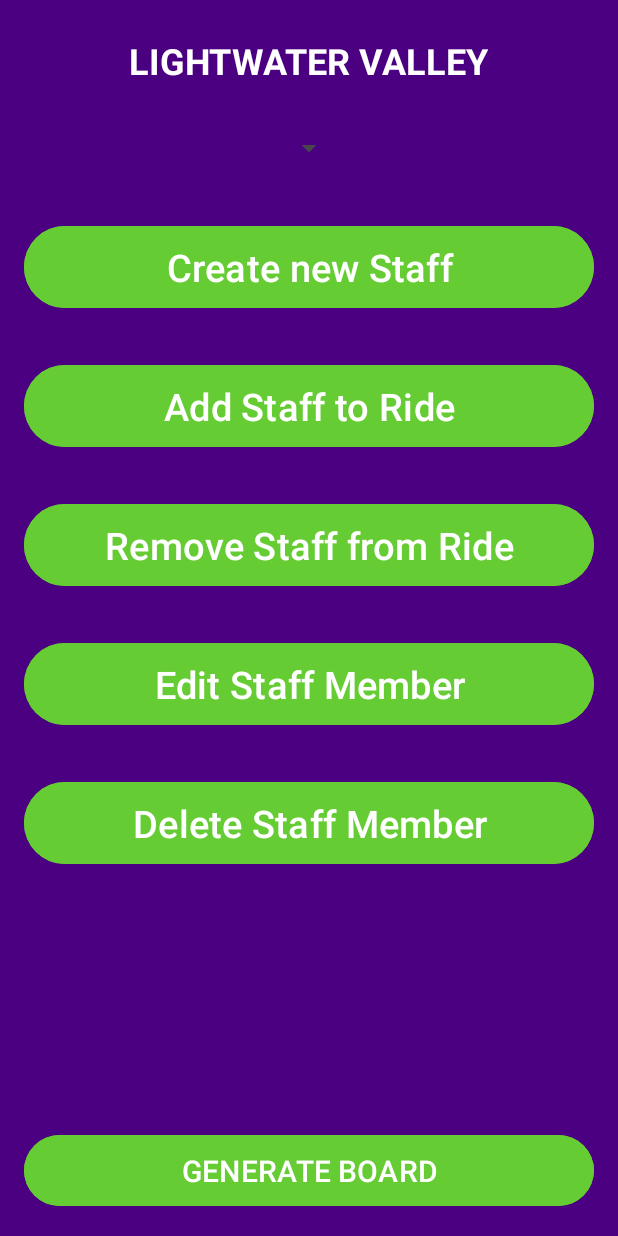
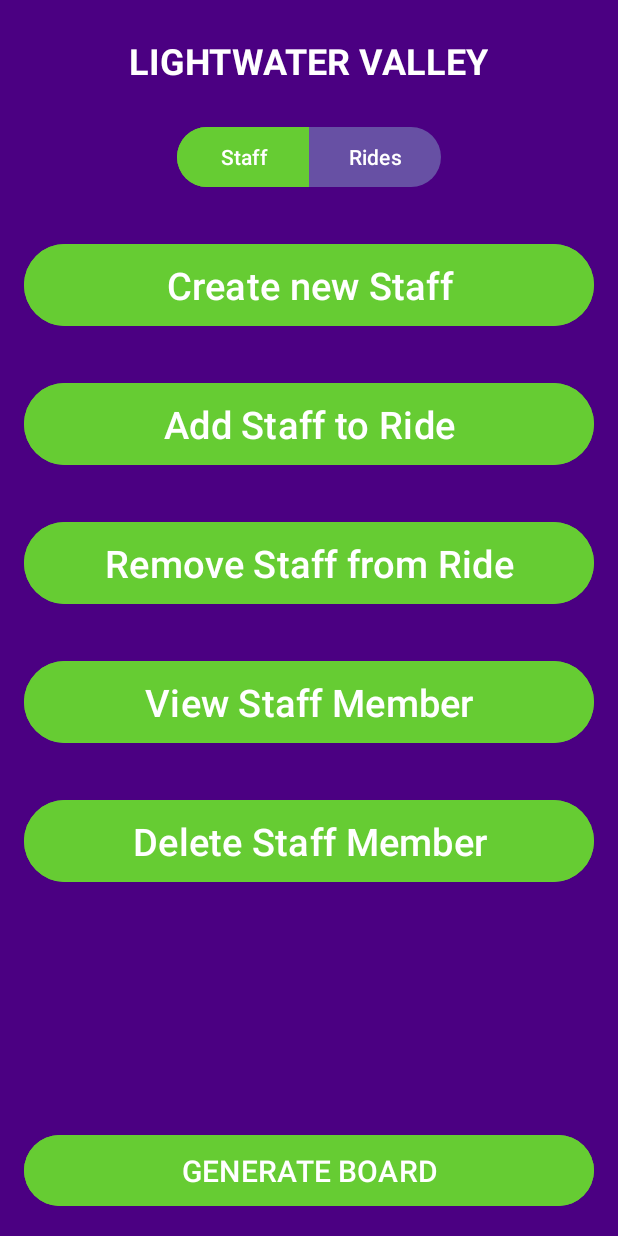
Before and after one commit to BenGrime/FInalProject, an Android app: the screen it shows after launch (MainActivity), on a phone screen of 412 x 824 dp. Run offline under Robolectric (Android 15) with nearby library versions, the phone set to English and light mode, and no system bars.

Commit message:
toggle added which changes views, ride view made

```diff
--- a/app/src/main/java/com/example/timetabler/MainActivity.kt
+++ b/app/src/main/java/com/example/timetabler/MainActivity.kt
@@ -1,13 +1,17 @@
 package com.example.timetabler
 
 import android.app.Dialog
+import android.content.res.ColorStateList
 import android.os.Bundle
 import android.view.View
 import android.view.ViewGroup
 import android.widget.Button
+import android.widget.GridLayout
 import android.widget.Toast
 import androidx.appcompat.app.AppCompatActivity
-import com.google.firebase.Timestamp
+import androidx.core.content.ContextCompat
+import com.google.android.material.button.MaterialButton
+import com.google.android.material.button.MaterialButtonToggleGroup
 
 
 class MainActivity : AppCompatActivity() {
@@ -22,10 +26,44 @@ class MainActivity : AppCompatActivity() {
     private lateinit var removeStaffCancel : Button
     private lateinit var removeStaffConfirm : Button
 
+    private lateinit var staffPage : GridLayout
+    private lateinit var ridesPage : GridLayout
+
+
+
     override fun onCreate(savedInstanceState: Bundle?) {
         super.onCreate(savedInstanceState)
         setContentView(R.layout.activity_main)
 
+        //THIS IS FOR THE TOGGLE
+
+        staffPage = findViewById(R.id.staffPage)
+        ridesPage = findViewById(R.id.ridesPage)
+
+        val toggleGroup = findViewById<MaterialButtonToggleGroup>(R.id.toggleGroup)
+        val staffViewButton = findViewById<MaterialButton>(R.id.staffViewButton)
+        val ridesViewButton = findViewById<MaterialButton>(R.id.ridesViewButton)
+
+        toggleGroup.addOnButtonCheckedListener { _, checkedId, isChecked ->
+            // Check if the Staff button is selected
+            if (checkedId == R.id.staffViewButton && isChecked) {
+                // Change the colors when Staff is selected
+                staffViewButton.setBackgroundTintList(ColorStateList.valueOf(ContextCompat.getColor(this, R.color.customGreen)))
+                ridesViewButton.setBackgroundTintList(ColorStateList.valueOf(ContextCompat.getColor(this, R.color.lightPurple)))
+                staffPage.visibility = View.VISIBLE
+                ridesPage.visibility = View.GONE
+            }
+            // Check if the Rides button is selected
+            else if (checkedId == R.id.ridesViewButton && isChecked) {
+                // Change the colors when Rides is selected
+                ridesViewButton.setBackgroundTintList(ColorStateList.valueOf(ContextCompat.getColor(this, R.color.customGreen)))
+                staffViewButton.setBackgroundTintList(ColorStateList.valueOf(ContextCompat.getColor(this, R.color.lightPurple)))
+                staffPage.visibility = View.GONE
+                ridesPage.visibility = View.VISIBLE
+            }
+        }
+
+        //THIS IS FOR POP UPS AND BUTTON FUNCTIONS
 
         dialog = Dialog(this)
         dialog.window?.setLayout(ViewGroup.LayoutParams.WRAP_CONTENT, ViewGroup.LayoutParams.WRAP_CONTENT)
@@ -73,8 +111,5 @@ class MainActivity : AppCompatActivity() {
             dialog.show()
 
         })
-
-
-
     }
 }
--- a/app/src/main/res/layout/activity_main.xml
+++ b/app/src/main/res/layout/activity_main.xml
@@ -6,7 +6,7 @@
     android:layout_width="match_parent"
     android:layout_height="match_parent"
     android:orientation="vertical"
-    android:background="#4B0082"
+    android:background="@color/purple"
     android:padding="16dp"
     tools:context=".MainActivity">
 
@@ -27,27 +27,46 @@
             android:layout_centerHorizontal="true"
             />
 
-        <!--add settings icon here-->
 
     </RelativeLayout>
 
     <RelativeLayout
         android:layout_width="match_parent"
         android:layout_height="wrap_content"
-        android:layout_marginTop="16dp">
+        android:layout_marginTop="16dp"
+        android:layout_gravity="center_vertical"
+        android:gravity="center">
 
-        <Spinner
-            android:id="@+id/viewSpinner"
+        <!-- add settings icon-->
+
+        <com.google.android.material.button.MaterialButtonToggleGroup
+            android:id="@+id/toggleGroup"
             android:layout_width="wrap_content"
             android:layout_height="wrap_content"
-            android:gravity="center"
-            android:layout_centerHorizontal="true"
-            android:padding="18dp"
-        />
+            app:singleSelection="true"
+            app:selectionRequired="true"
+            android:gravity="center">
+
+
+            <com.google.android.material.button.MaterialButton
+                android:id="@+id/staffViewButton"
+                android:layout_width="0dp"
+                android:layout_height="wrap_content"
+                android:layout_weight="1"
+                android:text="Staff"
+                android:backgroundTint="@color/customGreen"
+            android:textColor="@android:color/white"/>
+
+            <com.google.android.material.button.MaterialButton
+                android:id="@+id/ridesViewButton"
+                android:layout_width="0dp"
+                android:layout_height="wrap_content"
+                android:layout_weight="1"
+                android:text="Rides" />
+
+        </com.google.android.material.button.MaterialButtonToggleGroup>
 
         <!--add notification icon here-->
-
-
 
     </RelativeLayout>
 
@@ -56,7 +75,8 @@
         android:layout_width="match_parent"
         android:layout_height="wrap_content"
         android:orientation="vertical"
-        android:layout_marginTop="30dp">
+        android:layout_marginTop="30dp"
+        android:visibility="visible">
 
 
         <!-- Create Staff Button -->
@@ -103,7 +123,7 @@
             android:layout_width="match_parent"
             android:layout_height="wrap_content"
             android:backgroundTint="#66CC33"
-            android:text="Edit Staff Member"
+            android:text="View Staff Member"
             android:textColor="#FFFFFF"
             android:textSize="25sp"
             android:layout_marginBottom="30dp"
@@ -120,6 +140,53 @@
             android:textSize="25sp"
             android:layout_marginBottom="30dp"
             android:padding="10dp"/>
+
+    </GridLayout>
+
+    <GridLayout
+        android:id="@+id/ridesPage"
+        android:layout_width="match_parent"
+        android:layout_height="wrap_content"
+        android:orientation="vertical"
+        android:layout_marginTop="30dp"
+        android:visibility="gone">
+
+        <Button
+            android:id="@+id/createRideButton"
+            android:layout_width="match_parent"
+            android:layout_height="wrap_content"
+            android:backgroundTint="#66CC33"
+            android:text="Create Ride"
+            android:textColor="#FFFFFF"
+            android:textSize="25sp"
+            android:layout_marginBottom="30dp"
+            android:padding="10dp"
+            />
+
+        <!-- Edit Staff Button -->
+        <Button
+            android:id="@+id/viewRideButton"
+            android:layout_width="match_parent"
+            android:layout_height="wrap_content"
+            android:backgroundTint="#66CC33"
+            android:text="View Ride"
+            android:textColor="#FFFFFF"
+            android:textSize="25sp"
+            android:layout_marginBottom="30dp"
+            android:padding="10dp"/>
+
+        <!-- Delete Staff Button -->
+        <Button
+            android:id="@+id/deleteRideButton"
+            android:layout_width="match_parent"
+            android:layout_height="wrap_content"
+            android:backgroundTint="#66CC33"
+            android:text="Delete Ride"
+            android:textColor="#FFFFFF"
+            android:textSize="25sp"
+            android:layout_marginBottom="30dp"
+            android:padding="10dp"/>
+
 
     </GridLayout>
 
@@ -140,9 +207,5 @@
             android:layout_marginBottom="0dp"
             android:padding="10dp"
             android:layout_alignParentBottom="true"/>
-
-
     </RelativeLayout>
-
-
 </LinearLayout>
--- a/app/src/main/res/values/colors.xml
+++ b/app/src/main/res/values/colors.xml
@@ -8,4 +8,6 @@
     <color name="green"> #008000</color>
     <color name="darkGreen">#06402B</color>
     <color name="darkRed"> #8B0000</color>
+    <color name="purple">#4B0082</color>
+    <color name="lightPurple">#5F28A0</color>
 </resources>
```
